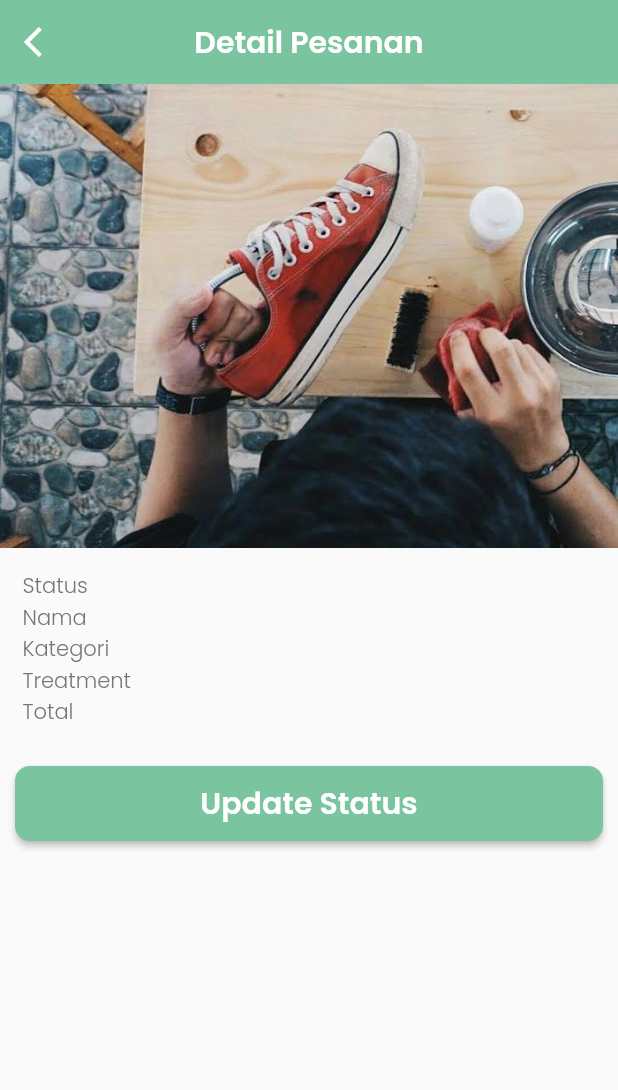
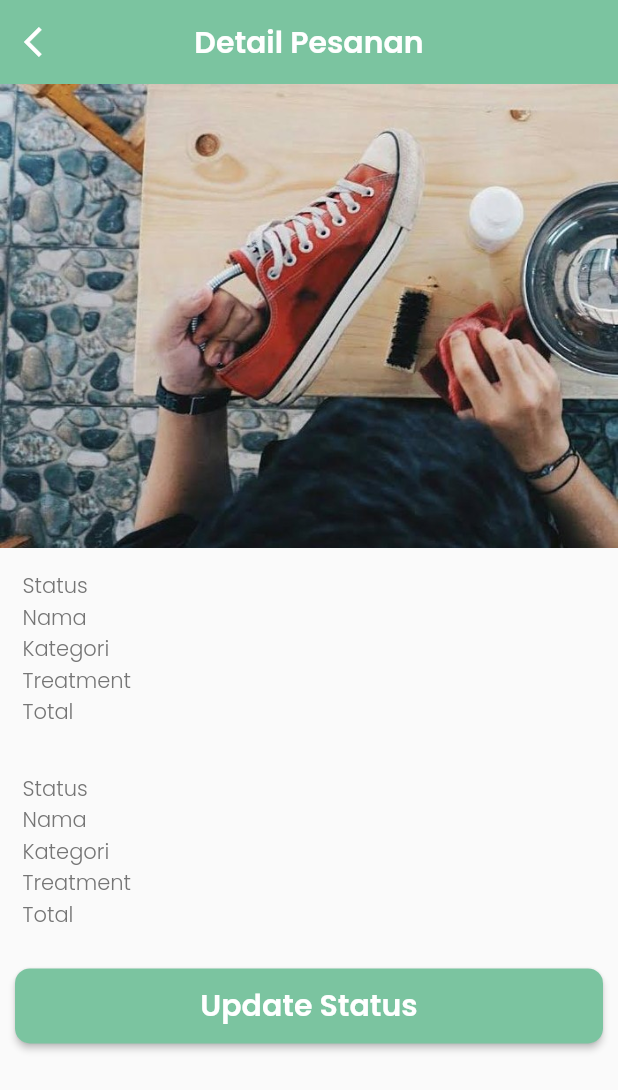
Before and after one commit to aprildapeter/brothshoes, a Flutter app: the DetailPesanan screen opened directly with empty values, on a phone screen of 412 x 824 dp. Shown: the top 1090 px of the screen. Run offline on Flutter 3.47's test engine with Material 2 defaults, Android fonts, the phone set to English and light mode, and no system bars; our stand-ins replace dotted_line, geocoding, geolocator, google_fonts, shared_preferences; missing offline and left inert: dart:ffi; accounts and stored records are empty; network calls fail.

Commit message:
updated models

```diff
--- a/lib/models/category_model.dart
+++ b/lib/models/category_model.dart
@@ -1,40 +1,69 @@
+// class CategoryModel {
+//   int id;
+//   String name;
+//   String priceitems;
+//   String description_items;
+//   String img_url;
+//   DateTime createdAt;
+//   DateTime updatedAt;
+
+//   CategoryModel({
+//     this.id,
+//     this.priceitems,
+//     this.description_items,
+//     this.img_url,
+//     this.createdAt,
+//     this.updatedAt,
+//   });
+
+//   CategoryModel.fromJson(Map<String, dynamic> json) {
+//     id = json['id'];
+//     name = json['name'];
+//     priceitems = json['price_items '];
+//     description_items = json['description_items '];
+//     img_url = json['img_url'];
+//     createdAt = DateTime.parse(json['created_at']);
+//     updatedAt = DateTime.parse(json['updated_at']);
+//   }
+
+//   Map<String, dynamic> toJson() {
+//     return {
+//       'id': id,
+//       'name': name,
+//       'price_items ': priceitems,
+//       'description_items ': description_items,
+//       'img_url': img_url,
+//       'created_at': createdAt.toString(),
+//       'updated_at': updatedAt.toString(),
+//     };
+//   }
+// }
+
 class CategoryModel {
   int id;
   String name;
-  String priceitems;
-  String description_items;
-  String img_url;
+  String imgUrl;
   DateTime createdAt;
   DateTime updatedAt;
 
-  CategoryModel({
-    this.id,
-    this.priceitems,
-    this.description_items,
-    this.img_url,
-    this.createdAt,
-    this.updatedAt,
-  });
+  CategoryModel(
+      {this.id, this.name, this.imgUrl, this.createdAt, this.updatedAt});
 
   CategoryModel.fromJson(Map<String, dynamic> json) {
     id = json['id'];
     name = json['name'];
-    priceitems = json['price_items '];
-    description_items = json['description_items '];
-    img_url = json['img_url'];
+    imgUrl = json['img_url'];
     createdAt = DateTime.parse(json['created_at']);
     updatedAt = DateTime.parse(json['updated_at']);
   }
 
   Map<String, dynamic> toJson() {
-    return {
-      'id': id,
-      'name': name,
-      'price_items ': priceitems,
-      'description_items ': description_items,
-      'img_url': img_url,
-      'created_at': createdAt.toString(),
-      'updated_at': updatedAt.toString(),
-    };
+    final Map<String, dynamic> data = <String, dynamic>{};
+    data['id'] = id;
+    data['name'] = name;
+    data['img_url'] = imgUrl;
+    data['created_at'] = createdAt;
+    data['updated_at'] = updatedAt;
+    return data;
   }
 }
--- /dev/null
+++ b/lib/models/transaction_item_model.dart
@@ -0,0 +1,49 @@
+import 'package:brothshoes/models/product_model.dart';
+
+class TransactionItemModel {
+  int id;
+  String usersId;
+  String productsId;
+  String transactionsId;
+  String quantity;
+  DateTime createdAt;
+  DateTime updatedAt;
+  ProductModel product;
+
+  TransactionItemModel(
+      {this.id,
+      this.usersId,
+      this.productsId,
+      this.transactionsId,
+      this.quantity,
+      this.createdAt,
+      this.updatedAt,
+      this.product});
+
+  TransactionItemModel.fromJson(Map<String, dynamic> json) {
+    id = json['id'];
+    usersId = json['users_id'];
+    productsId = json['products_id'];
+    transactionsId = json['transactions_id'];
+    quantity = json['quantity'];
+    createdAt = DateTime.parse(json['created_at']);
+    updatedAt = DateTime.parse(json['updated_at']);
+    product =
+        json['product'] != null ? ProductModel.fromJson(json['product']) : null;
+  }
+
+  Map<String, dynamic> toJson() {
+    final Map<String, dynamic> data = <String, dynamic>{};
+    data['id'] = id;
+    data['users_id'] = usersId;
+    data['products_id'] = productsId;
+    data['transactions_id'] = transactionsId;
+    data['quantity'] = quantity;
+    data['created_at'] = createdAt;
+    data['updated_at'] = updatedAt;
+    if (product != null) {
+      data['product'] = product.toJson();
+    }
+    return data;
+  }
+}
--- a/lib/models/transaction_model.dart
+++ b/lib/models/transaction_model.dart
@@ -1,56 +1,137 @@
+import 'package:brothshoes/models/category_model.dart';
+import 'package:brothshoes/models/product_model.dart';
+import 'package:brothshoes/models/transaction_item_model.dart';
 import 'package:brothshoes/models/transaksi_product.dart';
 import 'package:brothshoes/models/user_model.dart';
 
+// class TransactionModel {
+//   int id;
+//   UserModel iduser;
+//   String address;
+//   String detail_lokasi;
+//   String categories_service;
+//   String time_pickup_delivery;
+//   String totalPrice;
+//   String shippingPrice;
+//   String payment;
+//   String status;
+
+//   TransactionModel({
+//     this.id,
+//     this.iduser,
+//     this.address,
+//     this.detail_lokasi,
+//     this.categories_service,
+//     this.time_pickup_delivery,
+//     this.totalPrice,
+//     this.shippingPrice,
+//     this.payment,
+//     this.status,
+//   });
+
+//   TransactionModel.fromJson(Map<String, dynamic> json) {
+//     id = json['id'];
+//     iduser = UserModel.fromJson(json['user']);
+//     address = json['address'];
+//     detail_lokasi = json['detail_lokasi'];
+//     categories_service = json['categories_service'];
+//     time_pickup_delivery = json['time_pickup_delivery'];
+//     totalPrice = json['total_price'];
+//     shippingPrice = json['shipping_price'];
+//     payment = json['payment'];
+//     status = json['status'];
+//   }
+
+//   Map<String, dynamic> toJson() {
+//     return {
+//       'id': id,
+//       'user': iduser.toJson(),
+//       'address': address,
+//       'detail_lokasi': detail_lokasi,
+//       'categories_service': categories_service,
+//       'time_pickup_delivery': time_pickup_delivery,
+//       'total_price': totalPrice,
+//       'shipping_price': shippingPrice,
+//       'payment': payment,
+//       'status': status,
+//     };
+//   }
+// }
+
 class TransactionModel {
   int id;
-  UserModel iduser;
+  String usersId;
+  String categoriesService;
   String address;
-  String detail_lokasi;
-  String categories_service;
-  String time_pickup_delivery;
+  String detailLokasi;
+  String timePickupDelivery;
   String totalPrice;
   String shippingPrice;
+  String status;
   String payment;
-  String status;
+  DateTime createdAt;
+  DateTime updatedAt;
+  List<TransactionItemModel> items;
+  UserModel user;
 
-  TransactionModel({
-    this.id,
-    this.iduser,
-    this.address,
-    this.detail_lokasi,
-    this.categories_service,
-    this.time_pickup_delivery,
-    this.totalPrice,
-    this.shippingPrice,
-    this.payment,
-    this.status,
-  });
+  TransactionModel(
+      {this.id,
+      this.usersId,
+      this.categoriesService,
+      this.address,
+      this.detailLokasi,
+      this.timePickupDelivery,
+      this.totalPrice,
+      this.shippingPrice,
+      this.status,
+      this.payment,
+      this.createdAt,
+      this.updatedAt,
+      this.items,
+      this.user});
 
   TransactionModel.fromJson(Map<String, dynamic> json) {
     id = json['id'];
-    iduser = UserModel.fromJson(json['user']);
+    usersId = json['users_id'];
+    categoriesService = json['categories_service'];
     address = json['address'];
-    detail_lokasi = json['detail_lokasi'];
-    categories_service = json['categories_service'];
-    time_pickup_delivery = json['time_pickup_delivery'];
+    detailLokasi = json['detail_lokasi'];
+    timePickupDelivery = json['time_pickup_delivery'];
     totalPrice = json['total_price'];
     shippingPrice = json['shipping_price'];
+    status = json['status'];
     payment = json['payment'];
-    status = json['status'];
+    createdAt = DateTime.parse(json['created_at']);
+    updatedAt = DateTime.parse(json['updated_at']);
+    if (json['items'] != null) {
+      items = <TransactionItemModel>[];
+      json['items'].forEach((v) {
+        items.add(TransactionItemModel.fromJson(v));
+      });
+    }
+    user = json['user'] != null ? UserModel.fromJson(json['user']) : null;
   }
 
   Map<String, dynamic> toJson() {
-    return {
-      'id': id,
-      'user': iduser.toJson(),
-      'address': address,
-      'detail_lokasi': detail_lokasi,
-      'categories_service': categories_service,
-      'time_pickup_delivery': time_pickup_delivery,
-      'total_price': totalPrice,
-      'shipping_price': shippingPrice,
-      'payment': payment,
-      'status': status,
-    };
+    final Map<String, dynamic> data = <String, dynamic>{};
+    data['id'] = id;
+    data['users_id'] = usersId;
+    data['categories_service'] = categoriesService;
+    data['address'] = address;
+    data['detail_lokasi'] = detailLokasi;
+    data['time_pickup_delivery'] = timePickupDelivery;
+    data['total_price'] = totalPrice;
+    data['shipping_price'] = shippingPrice;
+    data['status'] = status;
+    data['payment'] = payment;
+    data['created_at'] = createdAt;
+    data['updated_at'] = updatedAt;
+    if (items != null) {
+      data['items'] = items.map((v) => v.toJson()).toList();
+    }
+    if (user != null) {
+      data['user'] = user.toJson();
+    }
+    return data;
   }
 }
--- a/lib/pages/pesanan/detail_pesanan.dart
+++ b/lib/pages/pesanan/detail_pesanan.dart
@@ -131,7 +131,7 @@ class _DetailPesananState extends State<DetailPesanan> {
                       style: secondaryTextStyle.copyWith(fontWeight: light),
                     ),
                     Text(
-                      widget.transactionModel.iduser.name,
+                      widget.transactionModel.user.name,
                       style: secondaryTextStyle.copyWith(fontWeight: light),
                     ),
                   ],
@@ -144,7 +144,7 @@ class _DetailPesananState extends State<DetailPesanan> {
                       style: secondaryTextStyle.copyWith(fontWeight: light),
                     ),
                     Text(
-                      widget.transactionModel.categories_service,
+                      widget.transactionModel.categoriesService,
                       style: secondaryTextStyle.copyWith(fontWeight: light),
                     ),
                   ],
@@ -157,7 +157,79 @@ class _DetailPesananState extends State<DetailPesanan> {
                       style: secondaryTextStyle.copyWith(fontWeight: light),
                     ),
                     Text(
-                      widget.transactionModel.categories_service,
+                      widget.transactionModel.categoriesService,
+                      style: secondaryTextStyle.copyWith(fontWeight: light),
+                    ),
+                  ],
+                ),
+                Row(
+                  mainAxisAlignment: MainAxisAlignment.spaceBetween,
+                  children: [
+                    Text(
+                      'Total',
+                      style: secondaryTextStyle.copyWith(fontWeight: light),
+                    ),
+                    Text(
+                      widget.transactionModel.totalPrice,
+                      style: secondaryTextStyle.copyWith(fontWeight: light),
+                    ),
+                  ],
+                ),
+              ],
+            ),
+          ),
+          Padding(
+            padding: const EdgeInsets.all(15),
+            child: Column(
+              children: [
+                Row(
+                  mainAxisAlignment: MainAxisAlignment.spaceBetween,
+                  children: [
+                    Text(
+                      'Status',
+                      style: secondaryTextStyle.copyWith(fontWeight: light),
+                    ),
+                    Text(
+                      widget.transactionModel.status,
+                      style: warningTextStyle.copyWith(fontWeight: light),
+                    ),
+                  ],
+                ),
+                Row(
+                  mainAxisAlignment: MainAxisAlignment.spaceBetween,
+                  children: [
+                    Text(
+                      'Nama',
+                      style: secondaryTextStyle.copyWith(fontWeight: light),
+                    ),
+                    Text(
+                      widget.transactionModel.user.name,
+                      style: secondaryTextStyle.copyWith(fontWeight: light),
+                    ),
+                  ],
+                ),
+                Row(
+                  mainAxisAlignment: MainAxisAlignment.spaceBetween,
+                  children: [
+                    Text(
+                      'Kategori',
+                      style: secondaryTextStyle.copyWith(fontWeight: light),
+                    ),
+                    Text(
+                      widget.transactionModel.categoriesService,
+                      style: secondaryTextStyle.copyWith(fontWeight: light),
+                    ),
+                  ],
+                ),
+                Row(
+                  mainAxisAlignment: MainAxisAlignment.spaceBetween,
+                  children: [
+                    Text(
+                      'Treatment',
+                      style: secondaryTextStyle.copyWith(fontWeight: light),
+                    ),
+                    Text(
+                      widget.transactionModel.categoriesService,
                       style: secondaryTextStyle.copyWith(fontWeight: light),
                     ),
                   ],
@@ -264,7 +336,7 @@ class _DetailPesananState extends State<DetailPesanan> {
                                           borderRadius:
                                               BorderRadius.circular(10))),
                                   onPressed: () {
-                                     setState(() {
+                                    setState(() {
                                       isLoading = true;
                                     });
 
```
Also changed, not shown: lib/models/product_model.dart (+72 -20 lines), lib/models/user_model.dart (+77 -11 lines), lib/pages/admin/profile_page.dart (+5 -4 lines), lib/widgets/histori_transaksi_admin.dart (+6 -6 lines).
